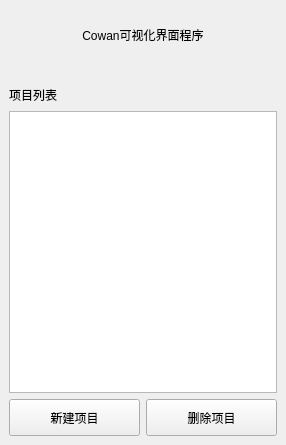
Above: cowan/View/LoginWindow.ui from ArcturusVirgo/CowanPro before the change. Below: the same form after it.
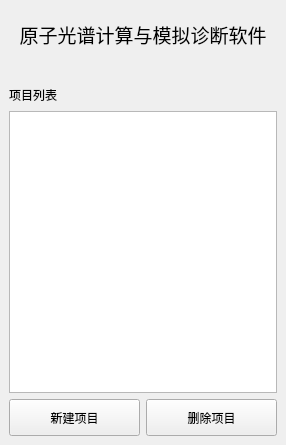
That is the form after the change.

Commit message: 【功能更新】 1. 添加了线状谱的不同跃迁正例的颜色区分 【bug修复】 1. 修复了添加合金功能后离子丰度导出会报错的问题 2. 将网格光谱计算时的cpu核数设置为最大数减一 3. 修复第三页（演化过程）的温度或密度随着时间和空间的二维演化热力图的问题 4. 修改了软件标题

Diff of the .ui file:
```diff
--- a/cowan/View/LoginWindow.ui
+++ b/cowan/View/LoginWindow.ui
@@ -52,7 +52,7 @@
       <string notr="true"/>
      </property>
      <property name="text">
-      <string>Cowan可视化界面程序</string>
+      <string>&lt;html&gt;&lt;head/&gt;&lt;body&gt;&lt;p&gt;&lt;span style=&quot; font-size:14pt;&quot;&gt;原子光谱计算与模拟诊断软件&lt;/span&gt;&lt;/p&gt;&lt;/body&gt;&lt;/html&gt;</string>
      </property>
      <property name="scaledContents">
       <bool>false</bool>
```
The commit also changes 10 other files.
